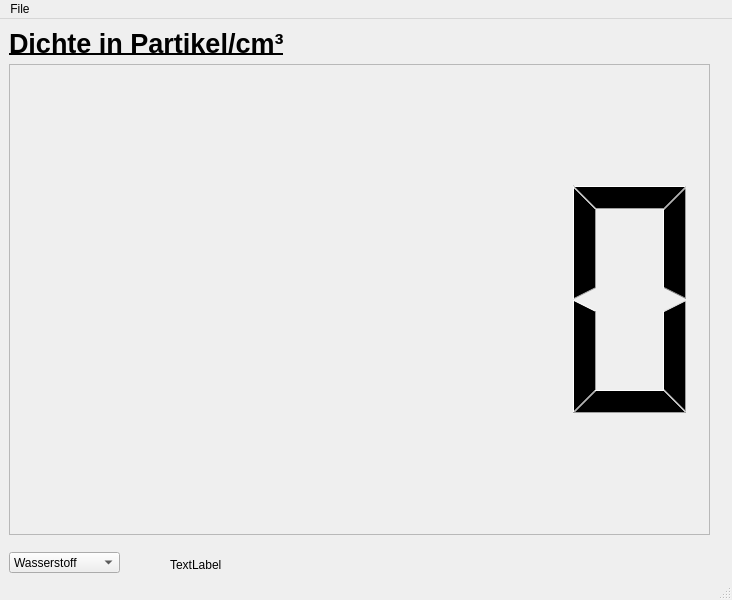
Above: rsrc/mainwindow.ui from HoSnoopy/rasdaq_gasjet before the change. Below: the same form after it.
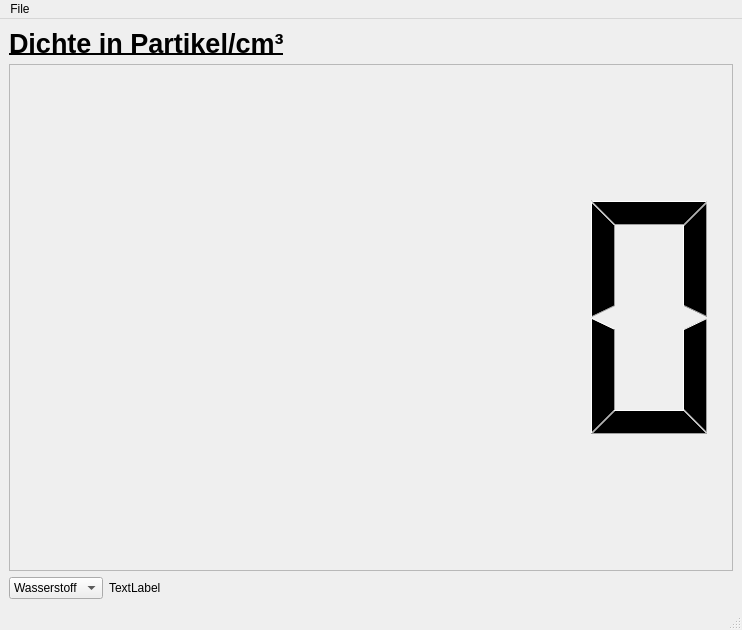
That is the form after the change.

Commit message: UI Expansion correction

The edit to the form file:
```diff
--- a/rsrc/mainwindow.ui
+++ b/rsrc/mainwindow.ui
@@ -6,42 +6,17 @@
    <rect>
     <x>0</x>
     <y>0</y>
-    <width>732</width>
-    <height>600</height>
+    <width>742</width>
+    <height>630</height>
    </rect>
   </property>
   <property name="windowTitle">
    <string>MainWindow</string>
   </property>
   <widget class="QWidget" name="centralwidget">
-   <widget class="QLCDNumber" name="lcdNumber">
-    <property name="geometry">
-     <rect>
-      <x>9</x>
-      <y>45</y>
-      <width>701</width>
-      <height>471</height>
-     </rect>
-    </property>
-    <property name="frameShape">
-     <enum>QFrame::StyledPanel</enum>
-    </property>
-    <property name="frameShadow">
-     <enum>QFrame::Sunken</enum>
-    </property>
-    <property name="smallDecimalPoint">
-     <bool>false</bool>
-    </property>
-   </widget>
+   <layout class="QVBoxLayout" name="verticalLayout">
+    <item>
    <widget class="QLabel" name="ueberschrift">
-    <property name="geometry">
-     <rect>
-      <x>9</x>
-      <y>9</y>
-      <width>282</width>
-      <height>30</height>
-     </rect>
-    </property>
     <property name="maximumSize">
      <size>
       <width>16777215</width>
@@ -61,15 +36,30 @@
      <string>Dichte in Partikel/cm³</string>
     </property>
    </widget>
+    </item>
+    <item>
+     <widget class="QLCDNumber" name="lcdNumber">
+      <property name="sizePolicy">
+       <sizepolicy hsizetype="Expanding" vsizetype="Expanding">
+        <horstretch>0</horstretch>
+        <verstretch>0</verstretch>
+       </sizepolicy>
+      </property>
+      <property name="frameShape">
+       <enum>QFrame::StyledPanel</enum>
+      </property>
+      <property name="frameShadow">
+       <enum>QFrame::Sunken</enum>
+      </property>
+      <property name="smallDecimalPoint">
+       <bool>false</bool>
+      </property>
+     </widget>
+    </item>
+    <item>
+     <layout class="QHBoxLayout" name="horizontalLayout">
+      <item>
    <widget class="QComboBox" name="comboBox">
-    <property name="geometry">
-     <rect>
-      <x>9</x>
-      <y>533</y>
-      <width>111</width>
-      <height>21</height>
-     </rect>
-    </property>
     <item>
      <property name="text">
       <string>Wasserstoff</string>
@@ -111,27 +101,38 @@
      </property>
     </item>
    </widget>
+      </item>
+      <item>
    <widget class="QLabel" name="label_temperatur">
-    <property name="geometry">
-     <rect>
-      <x>170</x>
-      <y>530</y>
-      <width>531</width>
-      <height>31</height>
-     </rect>
-    </property>
     <property name="text">
      <string>TextLabel</string>
     </property>
    </widget>
+      </item>
+      <item>
+       <spacer name="horizontalSpacer">
+        <property name="orientation">
+         <enum>Qt::Horizontal</enum>
+        </property>
+        <property name="sizeHint" stdset="0">
+         <size>
+          <width>40</width>
+          <height>20</height>
+         </size>
+        </property>
+       </spacer>
+      </item>
+     </layout>
+    </item>
+   </layout>
   </widget>
   <widget class="QMenuBar" name="menubar">
    <property name="geometry">
     <rect>
      <x>0</x>
      <y>0</y>
-     <width>732</width>
-     <height>19</height>
+     <width>742</width>
+     <height>22</height>
     </rect>
    </property>
    <widget class="QMenu" name="menuFile">
```
Lines whose indentation alone changed are shown as unchanged. The commit also changes 1 other file.
